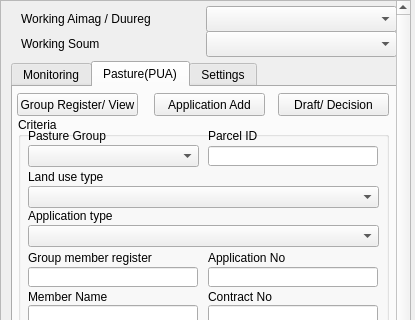
Old version of the form view/PastureWidget.ui in the repository teamlm2/lm2_mgis; both pictures show x 0 to 415 and y 0 to 320 of the 415 by 711 pixel window.
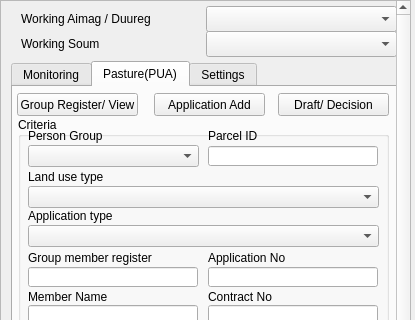
New version of the form. The open tabs and pages were chosen to show the change.

```diff
--- a/view/PastureWidget.ui
+++ b/view/PastureWidget.ui
@@ -1296,7 +1296,7 @@
           </rect>
          </property>
          <property name="text">
-          <string>Pasture Group</string>
+          <string>Person Group</string>
          </property>
         </widget>
         <widget class="QComboBox" name="pasture_group_cbox">
```
Left out of the diff: 12 changed lines with no effect on the pictures.
